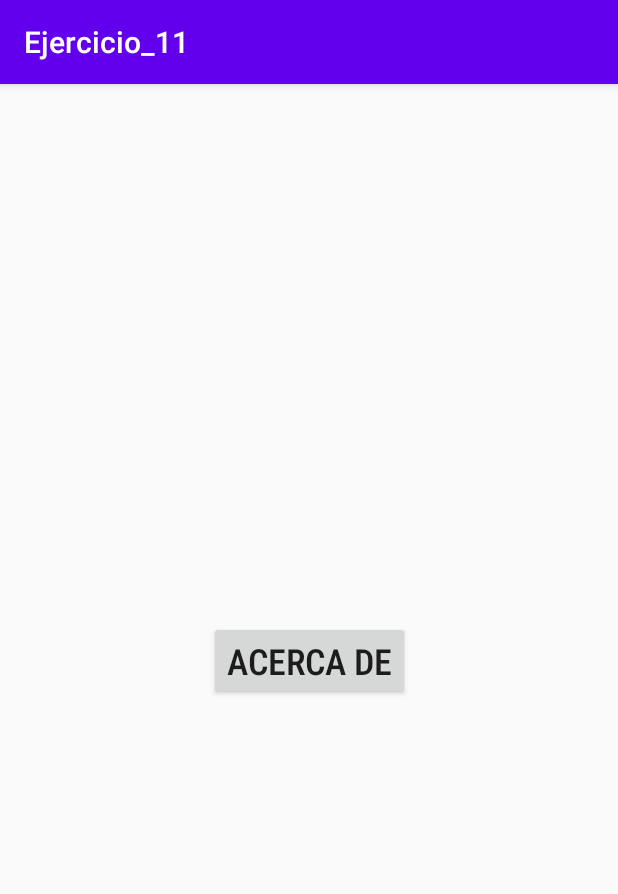
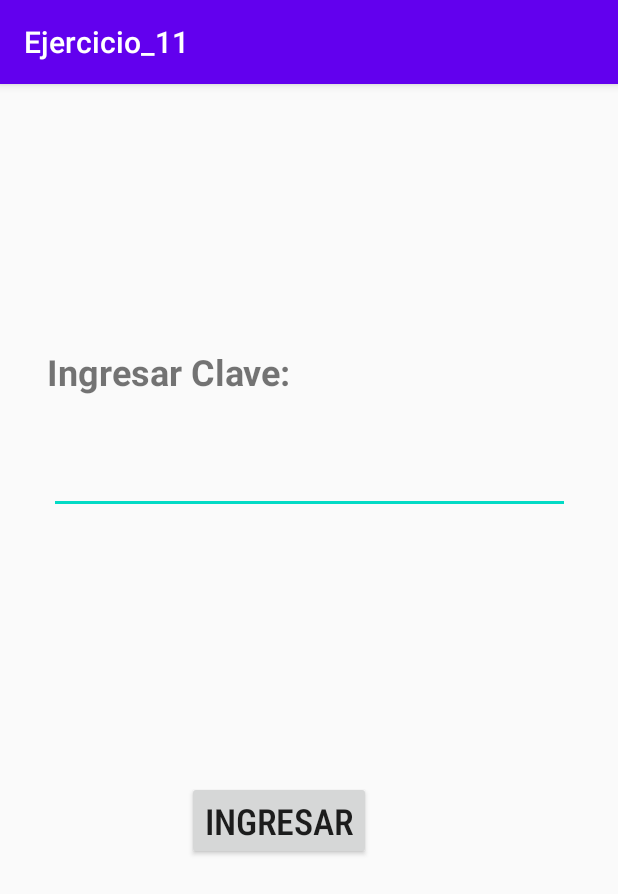
Before and after one commit to AndresDav7/EjerciciosAndroid, an Android app: the screen it shows after launch (MainActivity), on a phone screen of 412 x 824 dp. Shown: the top 894 px of the screen. Run offline under Robolectric (Android 15) with nearby library versions, the phone set to English and light mode, and no system bars.

Commit message:
Clave y validacion

```diff
--- a/app/src/main/java/com/example/ejercicio_11/MainActivity.java
+++ b/app/src/main/java/com/example/ejercicio_11/MainActivity.java
@@ -7,13 +7,35 @@ import android.os.Bundle;
 import android.view.Menu;
 import android.view.MenuItem;
 import android.view.View;
+import android.widget.EditText;
+import android.widget.Toast;
 
 public class MainActivity extends AppCompatActivity {
+
+    private EditText etn;
 
     @Override
     protected void onCreate(Bundle savedInstanceState) {
         super.onCreate(savedInstanceState);
         setContentView(R.layout.activity_main);
+
+        etn = (EditText)findViewById(R.id.editTextTextPassword);
+
+    }
+
+    public void Validar(View view){
+        String pass = etn.getText().toString();
+
+        if (pass.length() == 0){
+            Toast.makeText(this, "Por Favor ingrese contraseña", Toast.LENGTH_LONG).show();
+        }else{
+            if (pass.trim().equalsIgnoreCase("clave1234")){
+                Intent i= new Intent(this, AcercaDe.class);
+                startActivity(i);
+            }else {
+                Toast.makeText(this, "Contraseña Incorrecta", Toast.LENGTH_LONG).show();
+            }
+        }
     }
 
 /*  Este codigo solo seria necesario si utilizabamos Action Bar Activity
--- a/app/src/main/res/layout/activity_main.xml
+++ b/app/src/main/res/layout/activity_main.xml
@@ -6,19 +6,48 @@
     android:layout_height="match_parent"
     tools:context=".MainActivity">
 
+
     <Button
         android:id="@+id/button"
         android:layout_width="wrap_content"
         android:layout_height="wrap_content"
         android:fontFamily="sans-serif-condensed-medium"
-        android:onClick="acercade"
-        android:text="Acerca De"
+        android:onClick="Validar"
+        android:text="Ingresar"
         android:textAlignment="center"
         android:textSize="24sp"
         android:typeface="sans"
         app:layout_constraintBottom_toBottomOf="parent"
         app:layout_constraintEnd_toEndOf="parent"
+        app:layout_constraintHorizontal_bias="0.431"
         app:layout_constraintStart_toStartOf="parent"
-        app:layout_constraintTop_toTopOf="parent" />
+        app:layout_constraintTop_toTopOf="parent"
+        app:layout_constraintVertical_bias="0.65" />
+
+    <EditText
+        android:id="@+id/editTextTextPassword"
+        android:layout_width="347dp"
+        android:layout_height="46dp"
+        android:ems="10"
+        android:inputType="textPassword"
+        app:layout_constraintBottom_toTopOf="@+id/button"
+        app:layout_constraintEnd_toEndOf="parent"
+        app:layout_constraintStart_toStartOf="parent"
+        app:layout_constraintTop_toTopOf="parent"
+        app:layout_constraintVertical_bias="0.575" />
+
+    <TextView
+        android:id="@+id/textView2"
+        android:layout_width="wrap_content"
+        android:layout_height="wrap_content"
+        android:text="Ingresar Clave:"
+        android:textSize="24sp"
+        android:textStyle="bold"
+        app:layout_constraintBottom_toTopOf="@+id/editTextTextPassword"
+        app:layout_constraintEnd_toEndOf="parent"
+        app:layout_constraintHorizontal_bias="0.125"
+        app:layout_constraintStart_toStartOf="parent"
+        app:layout_constraintTop_toTopOf="parent"
+        app:layout_constraintVertical_bias="0.843" />
 
 </androidx.constraintlayout.widget.ConstraintLayout>
```
